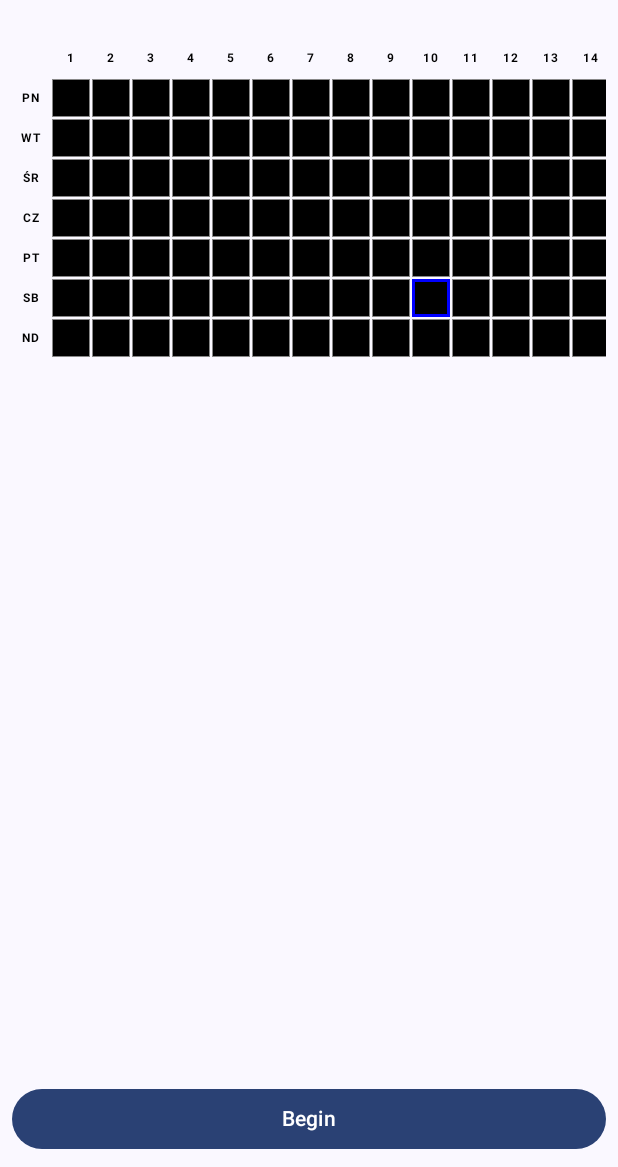
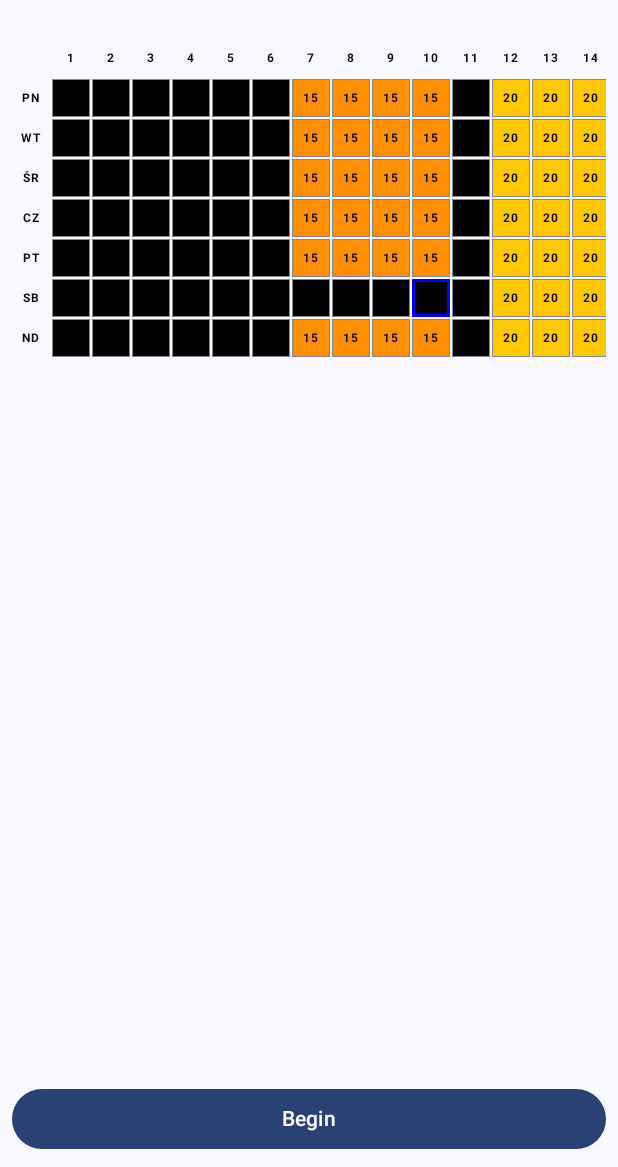
Before and after one commit to titaniummachine1/BoltAssist, an Android app built with Jetpack Compose: the screen it shows after launch (MainActivity), on a phone screen of 412 x 824 dp, the part 69-1236 px from its top. Run offline under Robolectric (Android 15) with nearby library versions, the light colour scheme and no system bars.

Commit message:
app/src/main/java/com/example/boltassist: fixed storage issues

```diff
--- a/app/src/main/java/com/example/boltassist/FloatingWindowService.kt
+++ b/app/src/main/java/com/example/boltassist/FloatingWindowService.kt
@@ -36,7 +36,11 @@ class FloatingWindowService : Service() {
     override fun onCreate() {
         super.onCreate()
         windowManager = getSystemService(WINDOW_SERVICE) as WindowManager
-        TripManager.initialize(this)
+        // Only initialize TripManager if not already done - don't clear existing data
+        if (!TripManager.isInitialized()) {
+            TripManager.initialize(this)
+        }
+        android.util.Log.d("BoltAssist", "FloatingWindowService started - TripManager has ${TripManager.tripsCache.size} trips")
         fusedLocationClient = LocationServices.getFusedLocationProviderClient(this)
 
         startLocationUpdates()
--- a/app/src/main/java/com/example/boltassist/MainActivity.kt
+++ b/app/src/main/java/com/example/boltassist/MainActivity.kt
@@ -231,12 +231,16 @@ fun WeeklyEarningsGrid() {
     val trips = TripManager.tripsCache
     val actualGrid = TripManager.getWeeklyGrid()
     val kalmanGrid = TripManager.getKalmanPredictionGrid()
-    // Track system time to update highlight immediately and every 5 seconds for responsiveness
+    // Track system time to update highlight immediately and every 2 seconds for responsiveness
     var currentTime by remember { mutableStateOf(TripManager.getCurrentTime()) }
     LaunchedEffect(Unit) {
         while (true) {
-            delay(5_000L) // Update every 5 seconds instead of 60 for quicker response to time changes
-            currentTime = TripManager.getCurrentTime()
+            delay(2_000L) // Update every 2 seconds for faster response to time travel
+            val newTime = TripManager.getCurrentTime()
+            if (newTime != currentTime) {
+                android.util.Log.d("BoltAssist", "Time change detected: $currentTime -> $newTime")
+                currentTime = newTime
+            }
         }
     }
     // Compute header index for highlighting (map hour 0-23 to index 0-23 for 1-24 labels)
@@ -320,12 +324,34 @@ fun WeeklyEarningsGrid() {
 
                     // Hour cells
                     repeat(24) { hour ->
-                        // Choose actual earnings for current hour, Kalman predictions for others
                         val isCurrent = day == currentTime.first && hour == highlightIndex
-                        val value = if (isCurrent && actualGrid[day][hour] > 0) {
-                            actualGrid[day][hour] // Show actual data if available for current time
+                        val currentDay = currentTime.first
+                        val currentHour = currentTime.second
+
+                        val value = if (day == currentDay) {
+                            // Current day: past/current hours show actual, future hours show predictions
+                            if (hour <= currentHour) {
+                                // Past and current hours of today: show actual earnings
+                                if (actualGrid[day][hour] > 0.0) {
+                                    actualGrid[day][hour]
+                                } else {
+                                    0.0 // No actual data - black cell
+                                }
+                            } else {
+                                // Future hours of today: show predictions
+                                if (kalmanGrid[day][hour] >= 5.0) {
+                                    kalmanGrid[day][hour] // Prediction for upcoming hours (minimum 5 PLN)
+                                } else {
+                                    0.0 // No prediction or too low - black cell
+                                }
+                            }
                         } else {
-                            kalmanGrid[day][hour] // Use Kalman filter predictions otherwise
+                            // Past days and future days: always show predictions from historical data
+                            if (kalmanGrid[day][hour] >= 5.0) {
+                                kalmanGrid[day][hour] // Historical predictions (minimum 5 PLN)
+                            } else {
+                                0.0 // No prediction or too low - black cell
+                            }
                         }
                         SimpleGridCell(
                             earnings = value,
@@ -388,12 +414,34 @@ fun WeeklyEarningsGrid() {
 
                         // Day cells for this hour
                         repeat(7) { day ->
-                            // Choose actual earnings for current hour, Kalman predictions for others
                             val isCurrent = day == currentTime.first && hour == highlightIndex
-                            val value = if (isCurrent && actualGrid[day][hour] > 0) {
-                                actualGrid[day][hour] // Show actual data if available for current time
+                            val currentDay = currentTime.first
+                            val currentHour = currentTime.second
+
+                            val value = if (day == currentDay) {
+                                // Current day: past/current hours show actual, future hours show predictions
+                                if (hour <= currentHour) {
+                                    // Past and current hours of today: show actual earnings
+                                    if (actualGrid[day][hour] > 0.0) {
+                                        actualGrid[day][hour]
+                                    } else {
+                                        0.0 // No actual data - black cell
+                                    }
+                                } else {
+                                    // Future hours of today: show predictions
+                                    if (kalmanGrid[day][hour] >= 5.0) {
+                                        kalmanGrid[day][hour] // Prediction for upcoming hours (minimum 5 PLN)
+                                    } else {
+                                        0.0 // No prediction or too low - black cell
+                                    }
+                                }
                             } else {
-                                kalmanGrid[day][hour] // Use Kalman filter predictions otherwise
+                                // Past days and future days: always show predictions from historical data
+                                if (kalmanGrid[day][hour] >= 5.0) {
+                                    kalmanGrid[day][hour] // Historical predictions (minimum 5 PLN)
+                                } else {
+                                    0.0 // No prediction or too low - black cell
+                                }
                             }
                             SimpleGridCell(
                                 earnings = value,
@@ -438,7 +486,8 @@ fun SimpleGridCell(earnings: Double, isCurrentTime: Boolean) {
             .background(fillColor)
             .border(borderWidth, borderColor)
     ) {
-        if (earnings > 0.0) {
+        // Only show text for earnings > 0.5 PLN (to avoid showing very small predictions as "0")
+        if (earnings >= 0.5) {
             Text(
                 text = "${earnings.toInt()}",
                 fontSize = 8.sp,
@@ -447,6 +496,7 @@ fun SimpleGridCell(earnings: Double, isCurrentTime: Boolean) {
                 modifier = Modifier.align(Alignment.Center)
             )
         }
+        // No text for 0 or very small values - just pure black/colored cell
     }
 }
 
--- a/app/src/main/java/com/example/boltassist/TripManager.kt
+++ b/app/src/main/java/com/example/boltassist/TripManager.kt
@@ -35,10 +35,10 @@ data class LocationData(
 
 // Kalman filter state for each hour of each day
 data class KalmanState(
-    var estimate: Double = 0.0,        // Current earnings estimate
-    var errorCovariance: Double = 1.0, // Uncertainty in estimate
-    val processNoise: Double = 0.1,    // How much we expect earnings to change
-    val measurementNoise: Double = 0.5 // Noise in our measurements
+    var estimate: Double = 5.0,        // Start with 5 PLN baseline expectation
+    var errorCovariance: Double = 25.0, // Higher uncertainty for faster learning from sparse data
+    val processNoise: Double = 1.0,    // Allow gradual change over time
+    val measurementNoise: Double = 4.0 // Account for variability in trip earnings
 )
 
 object TripManager {
@@ -54,8 +54,11 @@ object TripManager {
     private var storageTreeUri: Uri? = null
     // Map of month-day (MM-dd) -> holiday name
     private val holidayMap = mutableMapOf<String, String>()
-    // Kalman filter states for each day/hour combination
+    // Kalman filter states for each day/hour combination - persistent across calls
     private val kalmanStates = Array(7) { Array(24) { KalmanState() } }
+    private var kalmanInitialized = false
+
+    fun isInitialized(): Boolean = ::context.isInitialized
 
     fun initialize(appContext: Context) {
         if (!::context.isInitialized) {
@@ -71,6 +74,14 @@ object TripManager {
                 android.util.Log.w("BoltAssist", "Sentry initialization skipped: $e")
             }
 
+            // Ensure default storage is always available
+            val defaultDir = context.getExternalFilesDir(null)?.resolve("BoltAssist")
+                ?: context.filesDir.resolve("BoltAssist")
+            if (storageDirectory == null) {
+                setStorageDirectory(defaultDir)
+                android.util.Log.d("BoltAssist", "Set default storage directory: ${defaultDir.absolutePath}")
+            }
+
             // Load existing trips from files
             tryLoadExistingTrips()
             // Fetch public holidays (Poland) asynchronously
@@ -78,6 +89,8 @@ object TripManager {
                 val year = Calendar.getInstance().get(Calendar.YEAR)
                 fetchHolidays(year)
             }
+        } else {
+            android.util.Log.d("BoltAssist", "TripManager already initialized with ${_tripsCache.size} trips")
         }
     }
 
@@ -206,6 +219,8 @@ object TripManager {
         _tripsCache.add(trip)
         android.util.Log.d("BoltAssist", "REAL TRIP: Trip added to cache. After: ${_tripsCache.size}")
 
+        // No need to update complex filters - predictions are calculated on-demand from historical data
+
         // Validate time alignment for UI highlighting
         try {
             val startDate = SimpleDateFormat("yyyy-MM-dd HH:mm:ss", Locale.getDefault()).parse(trip.startTime)
@@ -254,11 +269,19 @@ object TripManager {
             android.util.Log.e("BoltAssist", "REAL TRIP: NO DATA FOUND IN GRID AFTER ADDING TRIP!")
         }
 
-        // Save immediately to files for persistence (real-time sync)
+        // Force immediate save to files for persistence (critical for time travel testing)
+        try {
             if (storageTreeUri != null) {
                 saveTripsToUri()
+                android.util.Log.d("BoltAssist", "REAL TRIP: Forced save to SAF URI completed")
             } else if (storageDirectory != null) {
                 saveAllTripsToFile()
+                android.util.Log.d("BoltAssist", "REAL TRIP: Forced save to file completed")
+            } else {
+                android.util.Log.w("BoltAssist", "REAL TRIP: No storage configured - data will be lost!")
+            }
+        } catch (e: Exception) {
+            android.util.Log.e("BoltAssist", "REAL TRIP: Failed to save immediately", e)
         }
         android.util.Log.d("BoltAssist", "REAL TRIP: Trip saved to cache and files: $trip")
     }
@@ -333,6 +356,9 @@ object TripManager {
         testTrips.forEach { trip ->
             android.util.Log.d("BoltAssist", "TEST DATA: Adding trip to cache. Before: ${_tripsCache.size}")
             _tripsCache.add(trip) // SAME METHOD AS REAL TRIPS
+
+            // Test data will be included in historical predictions automatically
+
             android.util.Log.d("BoltAssist", "TEST DATA: Trip added to cache. After: ${_tripsCache.size}")
             android.util.Log.d("BoltAssist", "TEST DATA: Added trip: $trip")
         }
@@ -344,6 +370,16 @@ object TripManager {
             for (hour in 0..23) {
                 if (testGrid[day][hour] > 0) {
                     android.util.Log.d("BoltAssist", "TEST DATA: Grid[$day][$hour] = ${testGrid[day][hour]} PLN")
+                }
+            }
+        }
+
+        // Test Kalman predictions after adding test data
+        val kalmanGrid = getKalmanPredictionGrid()
+        for (day in 0..6) {
+            for (hour in 0..23) {
+                if (kalmanGrid[day][hour] > 1.0) {
+                    android.util.Log.d("BoltAssist", "TEST DATA: Kalman[$day][$hour] = ${kalmanGrid[day][hour]} PLN")
                 }
             }
         }
@@ -716,31 +752,37 @@ object TripManager {
     }
 
     /**
-     * Kalman filter-based prediction grid that quickly adapts to new data
-     * while maintaining historical patterns
+     * Holiday-aware Kalman prediction grid that learns from historical data
+     * with matching holiday tags for accurate week-to-week predictions
      */
     fun getKalmanPredictionGrid(): Array<DoubleArray> {
         val grid = Array(7) { DoubleArray(24) { 0.0 } }
         val trips = getAllTrips()
+        val calendar = Calendar.getInstance()
+        val currentWeek = calendar.get(Calendar.WEEK_OF_YEAR)
 
-        // Reset Kalman states
+        // Get today's holiday tag for context-aware predictions
+        val today = calendar.time
+        val todayTag = getDayTag(today)
+
+        android.util.Log.d("BoltAssist", "Kalman predictions with holiday context: todayTag='$todayTag'")
+
+        // For each day/hour slot, find historical data with matching holiday context
         for (day in 0..6) {
             for (hour in 0..23) {
-                kalmanStates[day][hour] = KalmanState()
-            }
-        }
+                val historicalEarnings = mutableListOf<Double>()
 
-        // Process trips chronologically to update Kalman filter
-        val sortedTrips = trips.sortedBy { it.startTime }
+                // Collect historical earnings for this day/hour with matching holiday context
+                trips.filter { it.endTime != null && it.earningsPLN > 0 }.forEach { trip ->
+                    try {
+                        val tripDate = SimpleDateFormat("yyyy-MM-dd HH:mm:ss", Locale.getDefault()).parse(trip.startTime)
+                        if (tripDate != null) {
+                            calendar.time = tripDate
+                            val tripWeek = calendar.get(Calendar.WEEK_OF_YEAR)
 
-        sortedTrips.forEach { trip ->
-            if (trip.endTime != null && trip.earningsPLN > 0) {
-                try {
-                    val startDate = SimpleDateFormat("yyyy-MM-dd HH:mm:ss", Locale.getDefault()).parse(trip.startTime)
-                    val calendar = Calendar.getInstance()
-                    calendar.time = startDate ?: return@forEach
-
-                    val day = when (calendar.get(Calendar.DAY_OF_WEEK)) {
+                            // Only use data from previous weeks (not current week)
+                            if (tripWeek != currentWeek) {
+                                val tripDay = when (calendar.get(Calendar.DAY_OF_WEEK)) {
                                     Calendar.MONDAY -> 0
                                     Calendar.TUESDAY -> 1
                                     Calendar.WEDNESDAY -> 2
@@ -750,41 +792,72 @@ object TripManager {
                                     Calendar.SUNDAY -> 6
                                     else -> 0
                                 }
-                    val rawHour = calendar.get(Calendar.HOUR_OF_DAY)
-                    val hourIndex = (rawHour - 1 + 24) % 24
+                                val tripHour = calendar.get(Calendar.HOUR_OF_DAY)
+                                val tripHourIndex = (tripHour - 1 + 24) % 24
 
-                    // Update Kalman filter for this time slot
-                    updateKalmanFilter(day, hourIndex, trip.earningsPLN.toDouble())
+                                // Match day and hour
+                                if (tripDay == day && tripHourIndex == hour) {
+                                    val tripTag = getDayTag(tripDate)
 
+                                    // Holiday context matching:
+                                    // - If today has no tag, use data from days with no tags
+                                    // - If today has a tag, use data from days with same tag
+                                    val contextMatch = if (todayTag == null) {
+                                        tripTag == null // Regular day - use regular day data
+                                    } else {
+                                        tripTag == todayTag // Holiday - use same holiday data
+                                    }
+
+                                    if (contextMatch) {
+                                        historicalEarnings.add(trip.earningsPLN.toDouble())
+                                        android.util.Log.d("BoltAssist", "Historical data: Day=$day Hour=$hour Tag='$tripTag' -> ${trip.earningsPLN} PLN")
+                                    }
+                                }
+                            }
+                        }
                     } catch (e: Exception) {
-                    android.util.Log.e("BoltAssist", "ERROR processing trip for Kalman: $trip", e)
+                        android.util.Log.e("BoltAssist", "Error processing trip for prediction: $trip", e)
+                    }
+                }
+
+                // Calculate prediction based on historical data
+                if (historicalEarnings.isNotEmpty()) {
+                    // Use average of historical data with some smart weighting
+                    val average = historicalEarnings.average()
+                    val prediction = when {
+                        historicalEarnings.size >= 3 -> average // Good data, use average
+                        historicalEarnings.size == 2 -> average * 0.9 // Medium confidence
+                        else -> average // Use exact value for single data point (time travel testing)
+                    }
+
+                    grid[day][hour] = if (prediction >= 5.0) prediction else 0.0 // Minimum 5 PLN (single ride)
+
+                    if (grid[day][hour] > 0) {
+                        android.util.Log.d("BoltAssist", "Prediction: Day=$day Hour=$hour -> ${grid[day][hour]} PLN (from ${historicalEarnings.size} samples, tag='$todayTag')")
+                    }
+                } else {
+                    // No historical data - provide crude baseline predictions for common hours
+                    val crudeBaseline = when (hour) {
+                        in 6..9 -> 15.0   // Morning rush: 7-10 AM
+                        in 11..13 -> 20.0 // Lunch time: 12-2 PM
+                        in 16..19 -> 25.0 // Evening rush: 5-8 PM
+                        in 20..22 -> 12.0 // Night: 9-11 PM
+                        else -> 0.0       // Other hours: no prediction
+                    }
+
+                    // Only show crude predictions for regular days (no holidays without data)
+                    grid[day][hour] = if (todayTag == null && crudeBaseline >= 5.0) crudeBaseline else 0.0
+
+                    if (grid[day][hour] > 0) {
+                        android.util.Log.d("BoltAssist", "Crude prediction: Day=$day Hour=$hour -> ${grid[day][hour]} PLN (baseline)")
+                    }
                 }
             }
         }
 
-        // Extract predictions from Kalman states
-        for (day in 0..6) {
-            for (hour in 0..23) {
-                grid[day][hour] = kalmanStates[day][hour].estimate
-            }
-        }
-
-        android.util.Log.d("BoltAssist", "Kalman prediction grid generated")
         return grid
     }
 
-    private fun updateKalmanFilter(day: Int, hour: Int, measurement: Double) {
-        val state = kalmanStates[day][hour]
-
-        // Prediction step
-        val predictedEstimate = state.estimate
-        val predictedCovariance = state.errorCovariance + state.processNoise
-
-        // Update step
-        val kalmanGain = predictedCovariance / (predictedCovariance + state.measurementNoise)
-        state.estimate = predictedEstimate + kalmanGain * (measurement - predictedEstimate)
-        state.errorCovariance = (1 - kalmanGain) * predictedCovariance
-
-        android.util.Log.d("BoltAssist", "Kalman updated [$day][$hour]: estimate=${state.estimate}, measurement=$measurement, gain=$kalmanGain")
+    // Note: Switched from complex Kalman filter to simpler holiday-aware historical averaging
+    // This provides more intuitive and predictable results for week-to-week earnings patterns
 }
-}
```
Lines whose indentation alone changed are shown as unchanged.
